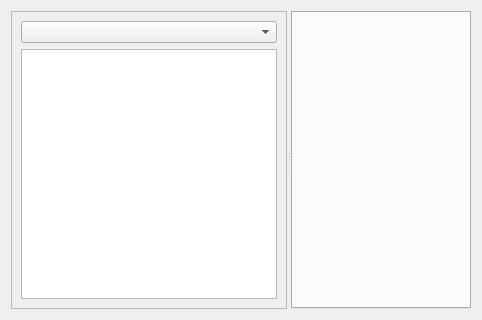
Qt form weboob/frontends/qhavesex/ui/contacts.ui (laurentb/weboob) before a commit.
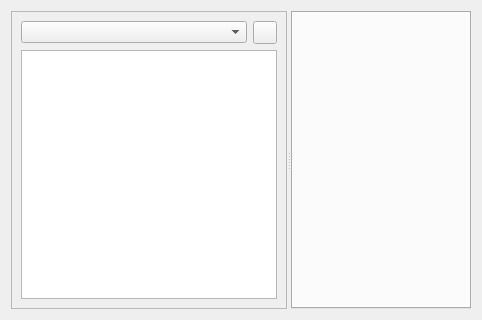
The same form after that commit. Icons and pictures are not drawn.

Commit message: display messages of the selected contact

```diff
--- a/weboob/frontends/qhavesex/ui/contacts.ui
+++ b/weboob/frontends/qhavesex/ui/contacts.ui
@@ -34,7 +34,22 @@
       </property>
       <layout class="QVBoxLayout" name="verticalLayout_2">
        <item>
-        <widget class="QComboBox" name="groupBox"/>
+        <layout class="QHBoxLayout" name="horizontalLayout">
+         <item>
+          <widget class="QComboBox" name="groupBox"/>
+         </item>
+         <item>
+          <widget class="QToolButton" name="refreshButton">
+           <property name="text">
+            <string/>
+           </property>
+           <property name="icon">
+            <iconset>
+             <normaloff>../../../../../../../../usr/share/icons/oxygen/16x16/actions/view-refresh.png</normaloff>../../../../../../../../usr/share/icons/oxygen/16x16/actions/view-refresh.png</iconset>
+           </property>
+          </widget>
+         </item>
+        </layout>
        </item>
        <item>
         <widget class="QListWidget" name="contactList">
```
The commit also changes 3 other files.
